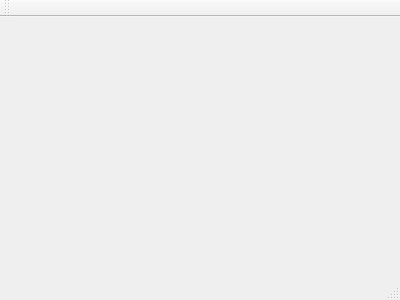
Old version of the form mainwindow.ui in the repository PJK136/TilingGenerator.
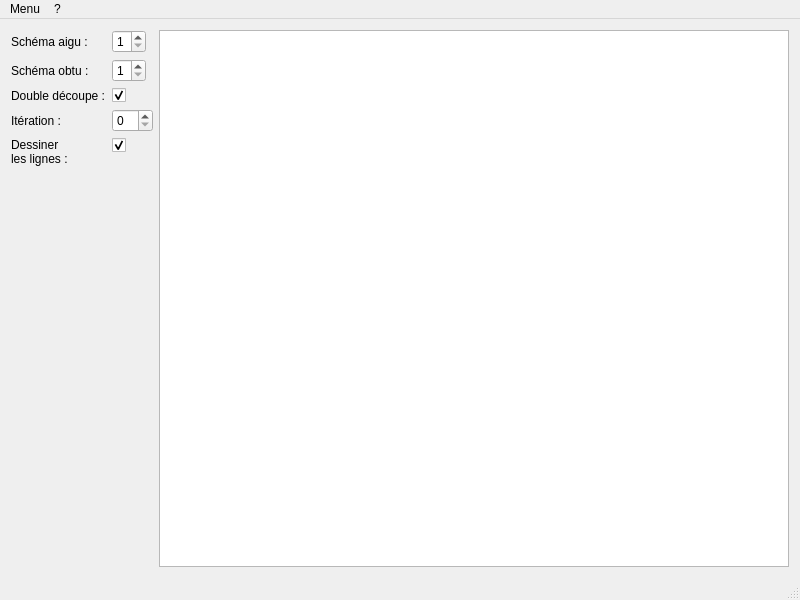
New version of the form.

```diff
--- a/mainwindow.ui
+++ b/mainwindow.ui
@@ -1,24 +1,167 @@
 <ui version="4.0">
  <class>MainWindow</class>
- <widget class="QMainWindow" name="MainWindow" >
-  <property name="geometry" >
+ <widget class="QMainWindow" name="MainWindow">
+  <property name="geometry">
    <rect>
     <x>0</x>
     <y>0</y>
-    <width>400</width>
-    <height>300</height>
+    <width>800</width>
+    <height>600</height>
    </rect>
   </property>
   <property name="windowTitle" >
    <string>MainWindow</string>
   </property>
-  <widget class="QMenuBar" name="menuBar" />
-  <widget class="QToolBar" name="mainToolBar" />
-  <widget class="QWidget" name="centralWidget" />
-  <widget class="QStatusBar" name="statusBar" />
+  <widget class="QWidget" name="centralWidget">
+   <layout class="QGridLayout" name="gridLayout">
+    <item row="0" column="4">
+     <widget class="QGraphicsView" name="graphicsView">
+      <property name="renderHints">
+       <set>QPainter::Antialiasing|QPainter::SmoothPixmapTransform|QPainter::TextAntialiasing</set>
+      </property>
+      <property name="dragMode">
+       <enum>QGraphicsView::ScrollHandDrag</enum>
+      </property>
+      <property name="transformationAnchor">
+       <enum>QGraphicsView::AnchorUnderMouse</enum>
+      </property>
+     </widget>
+    </item>
+    <item row="0" column="0">
+     <layout class="QFormLayout" name="formLayout">
+      <property name="fieldGrowthPolicy">
+       <enum>QFormLayout::ExpandingFieldsGrow</enum>
+      </property>
+      <property name="labelAlignment">
+       <set>Qt::AlignLeading|Qt::AlignLeft|Qt::AlignVCenter</set>
+      </property>
+      <item row="0" column="0">
+       <widget class="QLabel" name="label_2">
+        <property name="text">
+         <string>Schéma aigu :</string>
+        </property>
+       </widget>
+      </item>
+      <item row="0" column="1">
+       <widget class="QSpinBox" name="acute_pattern">
+        <property name="minimum">
+         <number>1</number>
+        </property>
+        <property name="maximum">
+         <number>4</number>
+        </property>
+       </widget>
+      </item>
+      <item row="1" column="0">
+       <widget class="QLabel" name="label_3">
+        <property name="text">
+         <string>Schéma obtu :</string>
+        </property>
+       </widget>
+      </item>
+      <item row="1" column="1">
+       <widget class="QSpinBox" name="obtuse_pattern">
+        <property name="minimum">
+         <number>1</number>
+        </property>
+        <property name="maximum">
+         <number>2</number>
+        </property>
+       </widget>
+      </item>
+      <item row="2" column="0">
+       <widget class="QLabel" name="label_4">
+        <property name="text">
+         <string>Double découpe :</string>
+        </property>
+       </widget>
+      </item>
+      <item row="2" column="1">
+       <widget class="QCheckBox" name="double_cut">
+        <property name="text">
+         <string/>
+        </property>
+        <property name="checked">
+         <bool>true</bool>
+        </property>
+       </widget>
+      </item>
+      <item row="3" column="0">
+       <widget class="QLabel" name="label">
+        <property name="text">
+         <string>Itération :</string>
+        </property>
+       </widget>
+      </item>
+      <item row="3" column="1">
+       <widget class="QSpinBox" name="level">
+        <property name="maximum">
+         <number>12</number>
+        </property>
+       </widget>
+      </item>
+      <item row="4" column="0">
+       <widget class="QLabel" name="label_5">
+        <property name="text">
+         <string>Dessiner
+les lignes :</string>
+        </property>
+       </widget>
+      </item>
+      <item row="4" column="1">
+       <widget class="QCheckBox" name="draw_lines">
+        <property name="text">
+         <string/>
+        </property>
+        <property name="checked">
+         <bool>true</bool>
+        </property>
+       </widget>
+      </item>
+     </layout>
+    </item>
+   </layout>
+  </widget>
+  <widget class="QMenuBar" name="menuBar">
+   <property name="geometry">
+    <rect>
+     <x>0</x>
+     <y>0</y>
+     <width>800</width>
+     <height>22</height>
+    </rect>
+   </property>
+   <widget class="QMenu" name="menuMenu">
+    <property name="title">
+     <string>Menu</string>
+    </property>
+    <addaction name="actionQuitter"/>
+   </widget>
+   <widget class="QMenu" name="menu">
+    <property name="title">
+     <string>?</string>
+    </property>
+    <addaction name="action_propos"/>
+   </widget>
+   <addaction name="menuMenu"/>
+   <addaction name="menu"/>
+  </widget>
+  <widget class="QStatusBar" name="statusBar"/>
+  <action name="actionQuitter">
+   <property name="text">
+    <string>Quitter</string>
+   </property>
+   <property name="shortcut">
+    <string>Ctrl+Q</string>
+   </property>
+  </action>
+  <action name="action_propos">
+   <property name="text">
+    <string>À propos...</string>
+   </property>
+  </action>
  </widget>
- <layoutDefault spacing="6" margin="11" />
- <pixmapfunction></pixmapfunction>
+ <layoutdefault spacing="6" margin="11"/>
  <resources/>
  <connections/>
 </ui>
```
Left out of the diff: 125 changed lines with no effect on the pictures.
